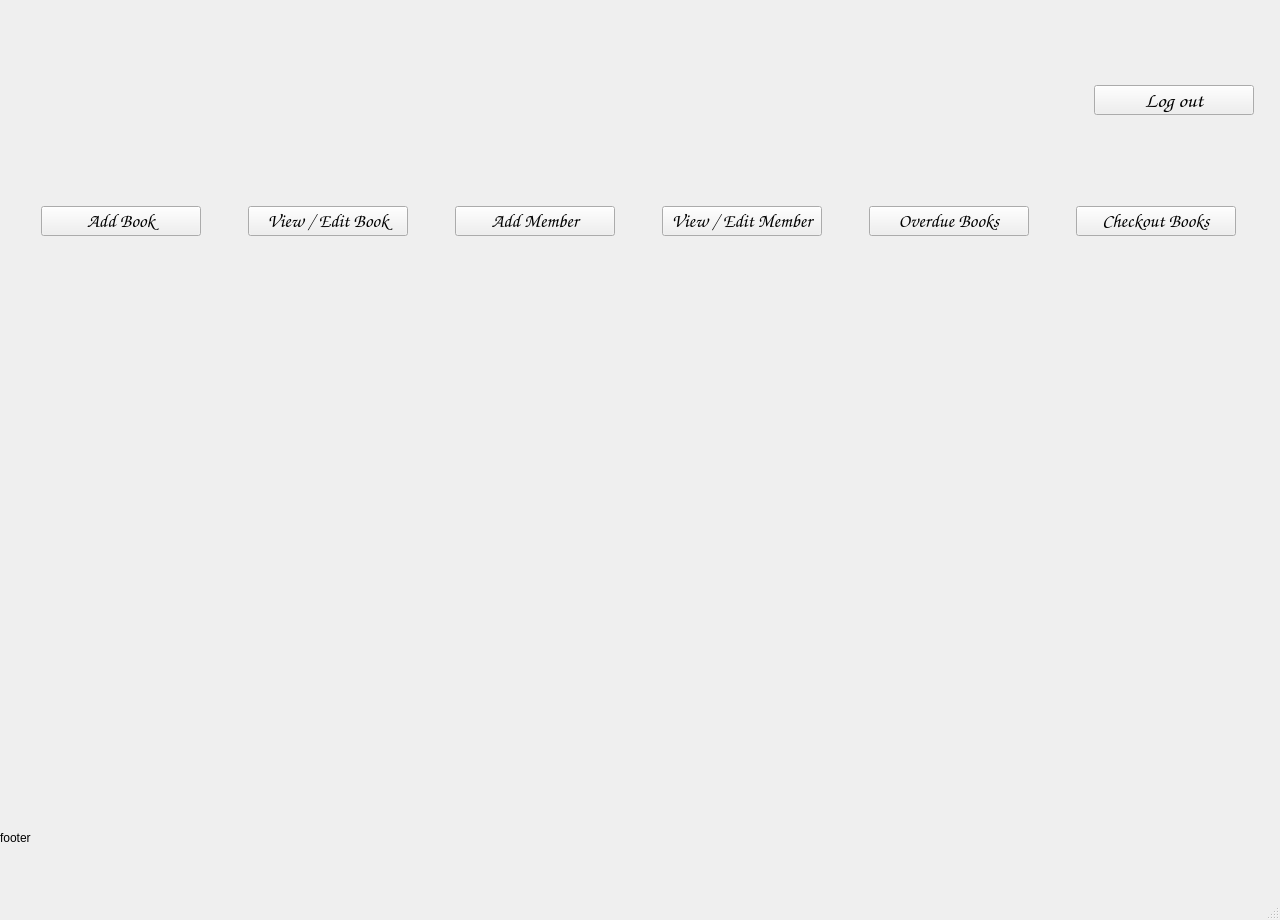
Before: the Qt Designer form mainwindow.ui in Frederick-Rive/CS106_LibrarySystem_GroupProject, drawn with Qt 5.
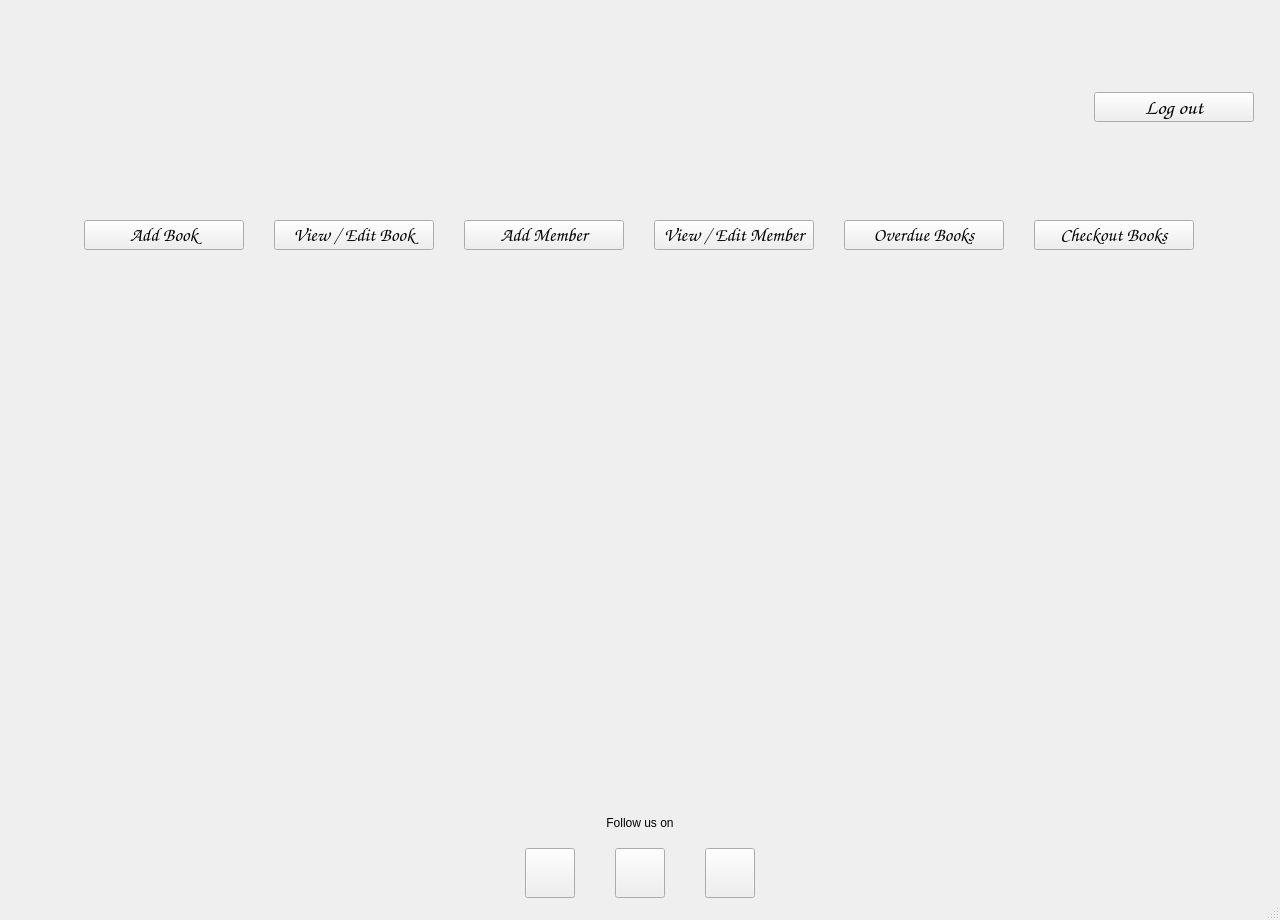
After: the same form once the commit is applied.

Patch:
```diff
--- a/mainwindow.ui
+++ b/mainwindow.ui
@@ -173,6 +173,22 @@
        </item>
        <item>
         <layout class="QHBoxLayout" name="navmenu">
+         <item>
+          <spacer name="horizontalSpacer_9">
+           <property name="orientation">
+            <enum>Qt::Horizontal</enum>
+           </property>
+           <property name="sizeType">
+            <enum>QSizePolicy::Maximum</enum>
+           </property>
+           <property name="sizeHint" stdset="0">
+            <size>
+             <width>60</width>
+             <height>20</height>
+            </size>
+           </property>
+          </spacer>
+         </item>
          <item>
           <widget class="QPushButton" name="addbook_button">
            <property name="sizePolicy">
@@ -359,6 +375,22 @@
            </property>
           </widget>
          </item>
+         <item>
+          <spacer name="horizontalSpacer_10">
+           <property name="orientation">
+            <enum>Qt::Horizontal</enum>
+           </property>
+           <property name="sizeType">
+            <enum>QSizePolicy::Maximum</enum>
+           </property>
+           <property name="sizeHint" stdset="0">
+            <size>
+             <width>60</width>
+             <height>20</height>
+            </size>
+           </property>
+          </spacer>
+         </item>
         </layout>
        </item>
        <item>
@@ -417,21 +449,143 @@
      <widget class="QLabel" name="label">
       <property name="minimumSize">
        <size>
-        <width>0</width>
-        <height>120</height>
+        <width>1280</width>
+        <height>50</height>
        </size>
       </property>
       <property name="maximumSize">
        <size>
         <width>16777215</width>
-        <height>120</height>
+        <height>50</height>
        </size>
       </property>
       <property name="text">
-       <string>footer</string>
+       <string>Follow us on</string>
+      </property>
+      <property name="alignment">
+       <set>Qt::AlignCenter</set>
       </property>
      </widget>
     </item>
+    <item>
+     <layout class="QHBoxLayout" name="socialmedia">
+      <item>
+       <spacer name="horizontalSpacer_5">
+        <property name="orientation">
+         <enum>Qt::Horizontal</enum>
+        </property>
+        <property name="sizeHint" stdset="0">
+         <size>
+          <width>40</width>
+          <height>20</height>
+         </size>
+        </property>
+       </spacer>
+      </item>
+      <item>
+       <widget class="QPushButton" name="facebookButton">
+        <property name="minimumSize">
+         <size>
+          <width>50</width>
+          <height>50</height>
+         </size>
+        </property>
+        <property name="maximumSize">
+         <size>
+          <width>50</width>
+          <height>50</height>
+         </size>
+        </property>
+        <property name="text">
+         <string/>
+        </property>
+       </widget>
+      </item>
+      <item>
+       <spacer name="horizontalSpacer_7">
+        <property name="orientation">
+         <enum>Qt::Horizontal</enum>
+        </property>
+        <property name="sizeType">
+         <enum>QSizePolicy::Maximum</enum>
+        </property>
+        <property name="sizeHint" stdset="0">
+         <size>
+          <width>40</width>
+          <height>20</height>
+         </size>
+        </property>
+       </spacer>
+      </item>
+      <item>
+       <widget class="QPushButton" name="twitterButton">
+        <property name="minimumSize">
+         <size>
+          <width>50</width>
+          <height>50</height>
+         </size>
+        </property>
+        <property name="maximumSize">
+         <size>
+          <width>50</width>
+          <height>50</height>
+         </size>
+        </property>
+        <property name="text">
+         <string/>
+        </property>
+       </widget>
+      </item>
+      <item>
+       <spacer name="horizontalSpacer_8">
+        <property name="orientation">
+         <enum>Qt::Horizontal</enum>
+        </property>
+        <property name="sizeType">
+         <enum>QSizePolicy::Maximum</enum>
+        </property>
+        <property name="sizeHint" stdset="0">
+         <size>
+          <width>40</width>
+          <height>20</height>
+         </size>
+        </property>
+       </spacer>
+      </item>
+      <item>
+       <widget class="QPushButton" name="instaButton">
+        <property name="minimumSize">
+         <size>
+          <width>50</width>
+          <height>50</height>
+         </size>
+        </property>
+        <property name="maximumSize">
+         <size>
+          <width>50</width>
+          <height>50</height>
+         </size>
+        </property>
+        <property name="text">
+         <string/>
+        </property>
+       </widget>
+      </item>
+      <item>
+       <spacer name="horizontalSpacer_6">
+        <property name="orientation">
+         <enum>Qt::Horizontal</enum>
+        </property>
+        <property name="sizeHint" stdset="0">
+         <size>
+          <width>40</width>
+          <height>20</height>
+         </size>
+        </property>
+       </spacer>
+      </item>
+     </layout>
+    </item>
    </layout>
   </widget>
   <widget class="QMenuBar" name="menubar">
```
